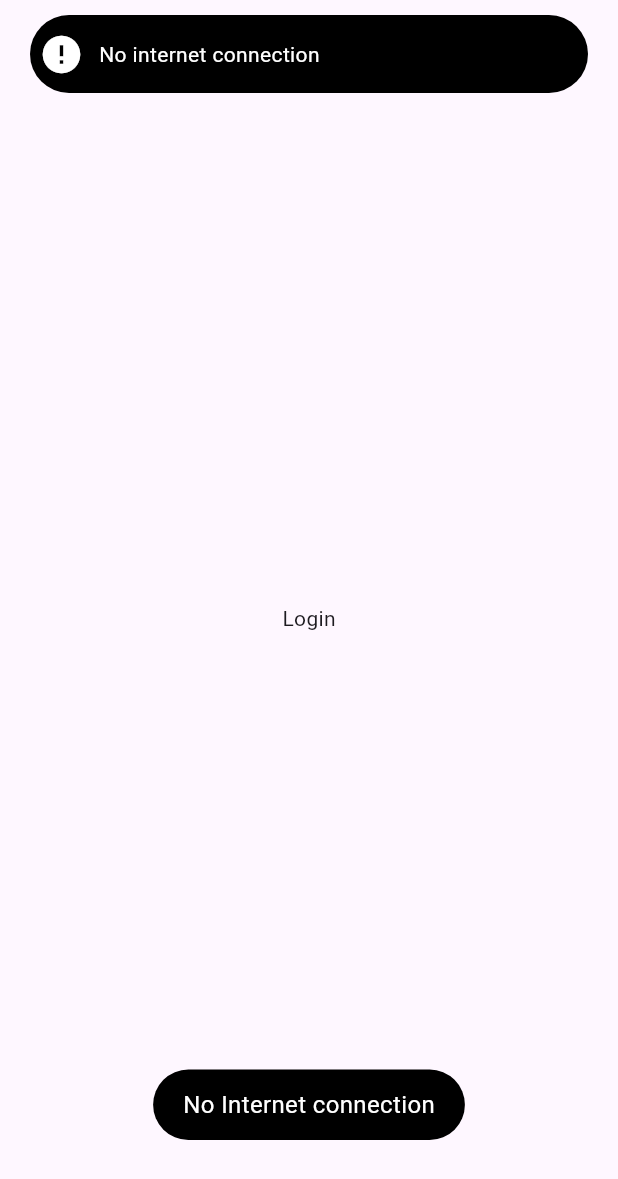
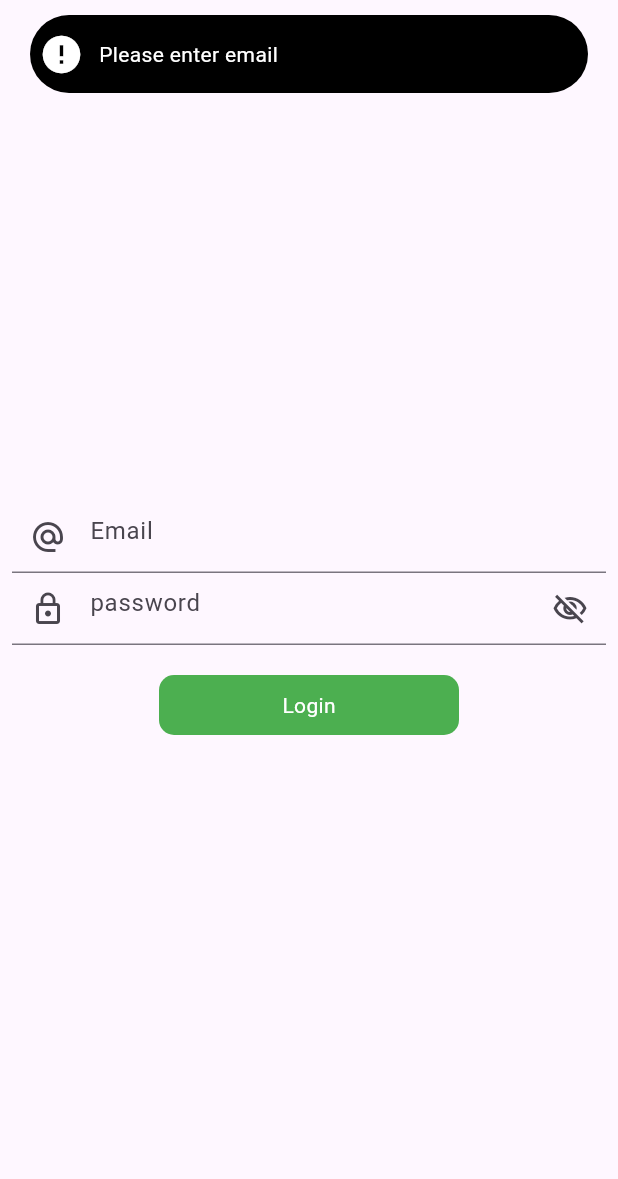
Before and after one commit to KhubaibJamal/mvvm-architecture, a Flutter app: the screen it shows after launch, after a tap on "Login", on a phone screen of 412 x 824 dp. Shown: the top 1179 px of the screen. Run offline on Flutter 3.47's test engine with Material 2 defaults, Android fonts, the phone set to English and light mode, and no system bars; drawn by our look-alikes of another_flushbar; our stand-ins replace fluttertoast.

Commit message:
login view

```diff
--- /dev/null
+++ b/lib/resources/color.dart
@@ -0,0 +1,8 @@
+import 'package:flutter/material.dart';
+
+class AppColors {
+  static const Color blackColor = Color(0xFF00000);
+  static const Color whiteColor = Color(0xFFFFFFFF);
+
+  static const Color buttonColor = Colors.green;
+}
--- /dev/null
+++ b/lib/resources/component/round_button.dart
@@ -0,0 +1,38 @@
+import 'package:flutter/material.dart';
+
+import '../color.dart';
+
+class RoundButton extends StatelessWidget {
+  final String title;
+  final bool loading;
+  final VoidCallback onPress;
+  const RoundButton({
+    Key? key,
+    required this.title,
+    this.loading = false,
+    required this.onPress,
+  }) : super(key: key);
+
+  @override
+  Widget build(BuildContext context) {
+    return InkWell(
+      onTap: onPress,
+      child: Container(
+        height: 40,
+        width: 200,
+        decoration: BoxDecoration(
+            color: AppColors.buttonColor,
+            borderRadius: BorderRadius.circular(10)),
+        child: Center(
+            child: loading
+                ? const CircularProgressIndicator(
+                    color: Colors.white,
+                  )
+                : Text(
+                    title,
+                    style: const TextStyle(color: AppColors.whiteColor),
+                  )),
+      ),
+    );
+  }
+}
--- a/lib/utils/routes/route_name.dart
+++ b/lib/utils/routes/route_name.dart
@@ -1,7 +1,7 @@
 import 'package:flutter/material.dart';
 import 'package:mvvm/utils/routes/routes.dart';
 import 'package:mvvm/view/home/home_screen.dart';
-import 'package:mvvm/view/login/login_screen.dart';
+import 'package:mvvm/view/login/login_view.dart';
 
 class Routes {
   static Route<dynamic> generateRoute(RouteSettings settings) {
@@ -10,7 +10,7 @@ class Routes {
         return MaterialPageRoute(builder: (context) => const HomeScreen());
 
       case RouteName.login:
-        return MaterialPageRoute(builder: (context) => const LoginScreen());
+        return MaterialPageRoute(builder: (context) => const LoginView());
 
       default:
         return MaterialPageRoute(builder: (_) {
--- a/lib/utils/utils.dart
+++ b/lib/utils/utils.dart
@@ -4,6 +4,14 @@ import 'package:flutter/material.dart';
 import 'package:fluttertoast/fluttertoast.dart';
 
 class Utils {
+  // change focus node
+  static void fieldFocusChange(
+      BuildContext context, FocusNode current, FocusNode nextFocus) {
+    current.unfocus();
+    FocusScope.of(context).requestFocus(nextFocus);
+  }
+
+  // flutter toast
   static void flutterToast(String message) {
     Fluttertoast.showToast(
       msg: message,
@@ -15,7 +23,7 @@ class Utils {
   }
 
   // another flush bar
-  static void flushBar(String message, BuildContext context) {
+  static void flushBarErrorMessage(String message, BuildContext context) {
     showFlushbar(
       context: context,
       flushbar: Flushbar(
--- a/lib/view/login/login_screen.dart
+++ /dev/null
@@ -1,22 +0,0 @@
-import 'package:flutter/material.dart';
-
-import '../../utils/utils.dart';
-
-class LoginScreen extends StatelessWidget {
-  const LoginScreen({super.key});
-
-  @override
-  Widget build(BuildContext context) {
-    return Scaffold(
-      body: Center(
-        child: InkWell(
-          onTap: () {
-            Utils.flutterToast("No Internet connection");
-            Utils.flushBar("No internet connection", context);
-          },
-          child: Text("Login"),
-        ),
-      ),
-    );
-  }
-}
--- /dev/null
+++ b/lib/view/login/login_view.dart
@@ -0,0 +1,91 @@
+import 'package:flutter/material.dart';
+import 'package:mvvm/resources/component/round_button.dart';
+import 'package:mvvm/utils/utils.dart';
+
+class LoginView extends StatefulWidget {
+  const LoginView({super.key});
+
+  @override
+  State<LoginView> createState() => _LoginViewState();
+}
+
+class _LoginViewState extends State<LoginView> {
+  final ValueNotifier<bool> _obscureText = ValueNotifier<bool>(true);
+
+  TextEditingController emailController = TextEditingController();
+  TextEditingController passwordController = TextEditingController();
+
+  FocusNode emailFocusNode = FocusNode();
+  FocusNode passwordFocusNode = FocusNode();
+  @override
+  Widget build(BuildContext context) {
+    return Scaffold(
+      body: SafeArea(
+        child: Padding(
+          padding: const EdgeInsets.all(8),
+          child: Column(
+            mainAxisAlignment: MainAxisAlignment.center,
+            children: [
+              TextFormField(
+                controller: emailController,
+                focusNode: emailFocusNode,
+                keyboardType: TextInputType.emailAddress,
+                decoration: const InputDecoration(
+                  hintText: "Email",
+                  prefixIcon: Icon(Icons.alternate_email),
+                ),
+                onFieldSubmitted: (value) {
+                  Utils.fieldFocusChange(
+                      context, emailFocusNode, passwordFocusNode);
+                },
+              ),
+              ValueListenableBuilder(
+                valueListenable: _obscureText,
+                builder: ((context, value, child) {
+                  return TextFormField(
+                    controller: passwordController,
+                    focusNode: passwordFocusNode,
+                    obscureText: _obscureText.value,
+                    decoration: InputDecoration(
+                      hintText: "password",
+                      prefixIcon: Icon(Icons.lock_outline),
+                      suffixIcon: IconButton(
+                        onPressed: () {
+                          _obscureText.value = !_obscureText.value;
+                        },
+                        icon: Icon(
+                          _obscureText.value
+                              ? Icons.visibility_off_outlined
+                              : Icons.visibility,
+                        ),
+                      ),
+                    ),
+                  );
+                }),
+              ),
+
+              // login button
+              const SizedBox(height: 20),
+              RoundButton(
+                title: "Login",
+                onPress: () {
+                  if (emailController.text.isEmpty) {
+                    Utils.flushBarErrorMessage('Please enter email', context);
+                  } else if (passwordController.text.isEmpty) {
+                    Utils.flushBarErrorMessage(
+                        'Please enter password', context);
+                  } else if (passwordController.text.length < 6) {
+                    Utils.flushBarErrorMessage(
+                        'Please enter 6 digit password', context);
+                  } else {
+                    print("done!!");
+                  }
+                },
+              ),
+            ],
+          ),
+        ),
+      ),
+    );
+  }
+}
```
